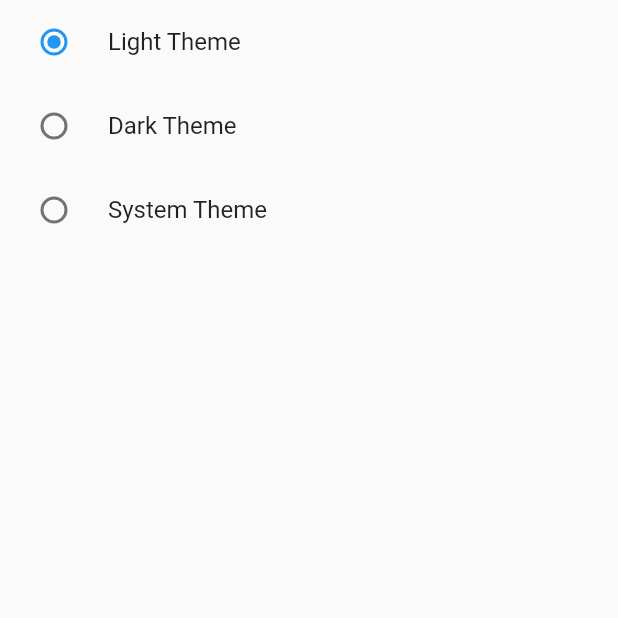
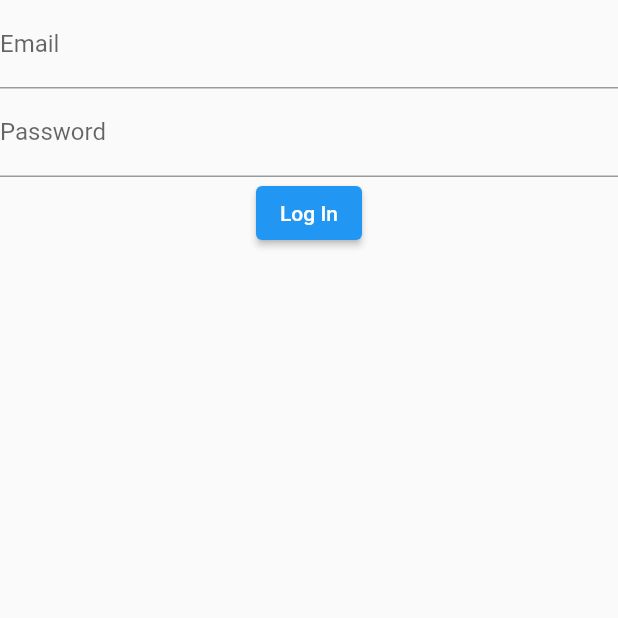
Before and after one commit to AbsarDotDev/ProvideFlutterApp, a Flutter app: the screen it shows after launch, on a phone screen of 412 x 824 dp, the top half of it. Run offline on Flutter 3.47's test engine with Material 2 defaults, Android fonts, the phone set to English and light mode, and no system bars.

Commit message:
Login With Rest API and Proidver

```diff
--- a/lib/main.dart
+++ b/lib/main.dart
@@ -1,9 +1,12 @@
 import 'package:flutter/material.dart';
 import 'package:provider/provider.dart';
+import 'package:provider_app/providers/LoginApp/login_provider.dart';
 import 'package:provider_app/providers/ThemeChange/theme_changer_provider.dart';
-import 'package:provider_app/screens/allitems.dart';
+import 'package:provider_app/screens/FavoriteApp/allitems.dart';
 import 'package:provider_app/providers/favorite_app/favorite_notifer.dart';
-import 'package:provider_app/screens/dark_theme.dart';
+import 'package:provider_app/screens/Login_Proivder_RestAPI/login.dart';
+import 'package:provider_app/screens/ThemeChangeApp/dark_theme.dart';
+import 'package:provider_app/screens/UseStlAsStf/value_notify_listener.dart';
 
 void main() {
   runApp(const MyApp());
@@ -18,7 +21,8 @@ class MyApp extends StatelessWidget {
     return MultiProvider(
       providers: [
         ChangeNotifierProvider(create: (_) => FavortieItemNotifer()),
-        ChangeNotifierProvider(create: (_) => ThemeChanger())
+        ChangeNotifierProvider(create: (_) => ThemeChanger()),
+        ChangeNotifierProvider(create: (_) => AuthProvider())
       ],
       child: Builder(builder: (context) {
         final themeChanger = Provider.of<ThemeChanger>(context);
@@ -46,7 +50,7 @@ class MyApp extends StatelessWidget {
               bodyText2: TextStyle(fontSize: 14.0, color: Colors.grey[300]),
             ),
           ),
-          home: DarkThemeScreen(),
+          home: LoginScreen(),
         );
       }),
     );
--- /dev/null
+++ b/lib/providers/LoginApp/login_provider.dart
@@ -0,0 +1,26 @@
+import 'package:flutter/cupertino.dart';
+import 'package:http/http.dart' as http;
+
+class AuthProvider extends ChangeNotifier {
+  bool _isLoading = false;
+  bool get isLoading => _isLoading;
+  setLoading(load) {
+    _isLoading = load;
+    notifyListeners();
+  }
+
+  void login(String email, String pwd) async {
+    setLoading(true);
+    try {
+      var url = Uri.parse('https://reqres.in/api/login');
+      var response =
+          await http.post(url, body: {'email': email, 'password': pwd});
+      if (response.statusCode == 200) {
+        setLoading(false);
+        print("Successful");
+      }
+    } catch (e) {
+      print(e.toString());
+    }
+  }
+}
--- a/lib/screens/allitems.dart
+++ b/lib/screens/FavoriteApp/allitems.dart
@@ -1,6 +1,6 @@
 import 'package:flutter/material.dart';
 import 'package:provider/provider.dart';
-import 'package:provider_app/screens/allfavorites.dart';
+import 'package:provider_app/screens/FavoriteApp/allfavorites.dart';
 import 'package:provider_app/providers/favorite_app/favorite_notifer.dart';
 
 class AllItems extends StatefulWidget {
--- /dev/null
+++ b/lib/screens/Login_Proivder_RestAPI/login.dart
@@ -0,0 +1,51 @@
+import 'package:flutter/material.dart';
+import 'package:provider/provider.dart';
+import 'package:provider_app/providers/LoginApp/login_provider.dart';
+
+class LoginScreen extends StatefulWidget {
+  @override
+  _LoginScreenState createState() => _LoginScreenState();
+}
+
+class _LoginScreenState extends State<LoginScreen> {
+  final _emailController = TextEditingController();
+  final _passwordController = TextEditingController();
+
+  @override
+  Widget build(BuildContext context) {
+    return Scaffold(
+      body: Form(
+        child: Column(
+          children: [
+            TextFormField(
+              controller: _emailController,
+              decoration: InputDecoration(
+                labelText: 'Email',
+              ),
+            ),
+            TextFormField(
+              controller: _passwordController,
+              obscureText: true,
+              decoration: InputDecoration(
+                labelText: 'Password',
+              ),
+            ),
+            Consumer<AuthProvider>(
+              builder: (context, value, child) {
+                return ElevatedButton(
+                  onPressed: () {
+                    value.login(_emailController.text.toString(),
+                        _passwordController.text.toString());
+                  },
+                  child: value.isLoading
+                      ? CircularProgressIndicator()
+                      : Text('Log In'),
+                );
+              },
+            ),
+          ],
+        ),
+      ),
+    );
+  }
+}
--- a/pubspec.yaml
+++ b/pubspec.yaml
@@ -37,6 +37,7 @@ dependencies:
   # Use with the CupertinoIcons class for iOS style icons.
   cupertino_icons: ^1.0.2
   provider: ^6.0.5
+  http: ^0.13.5
 
 dev_dependencies:
   flutter_test:
```
Also changed, not shown: lib/screens/UseStlAsStf/value_notify_listener.dart (added, +35 -0 lines), lib/screens/FavoriteApp/allfavorites.dart (renamed from lib/screens/allfavorites.dart), lib/screens/ThemeChangeApp/dark_theme.dart (renamed from lib/screens/dark_theme.dart), pubspec.lock.
